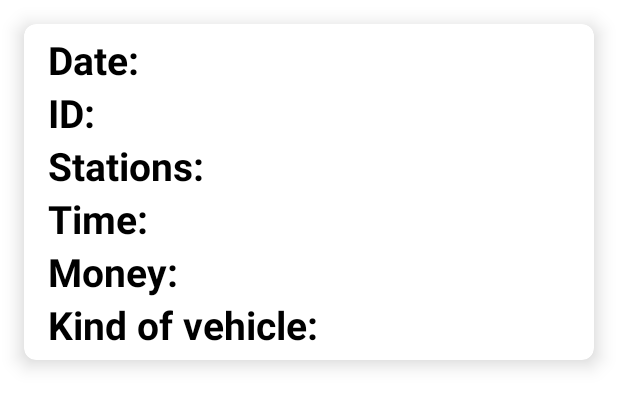
After one commit to AlbertoHdezLado/TransportSystem, an Android app: the layout journey_card.xml on its own in the app's theme, with its tools: preview values and no code run, on a phone screen of 412 x 824 dp. The commit adds this screen. Shown: the top 408 px of the screen. Run offline under Robolectric (Android 15) with nearby library versions, the phone set to English and light mode, and no system bars.

Commit message:
Journeys RecyclerView

```diff
--- /dev/null
+++ b/app/src/main/java/com/example/android/transportsystem/Journey.kt
@@ -0,0 +1,12 @@
+package com.example.android.transportsystem
+
+data class Journey(
+    var id: String ?= null,
+    var userID: String ?= null,
+    var date: String ?= null,
+    var kind: String ?= null,
+    var initialStation: String ?= null,
+    var finalStation: String ?= null,
+    var money: Long ?= null,
+    var time: Long ?= null) {
+}
--- /dev/null
+++ b/app/src/main/java/com/example/android/transportsystem/JourneyAdapter.kt
@@ -0,0 +1,44 @@
+package com.example.android.transportsystem
+
+import android.annotation.SuppressLint
+import android.view.LayoutInflater
+import android.view.View
+import android.view.ViewGroup
+import android.widget.TextView
+import androidx.recyclerview.widget.RecyclerView
+
+class JourneyAdapter (private val journeyList : ArrayList<Journey>) : RecyclerView.Adapter<JourneyAdapter.JourneyHolder>() {
+    override fun onCreateViewHolder(
+        parent: ViewGroup,
+        viewType: Int,
+    ): JourneyAdapter.JourneyHolder {
+        val itemView = LayoutInflater.from(parent.context).inflate(R.layout.journey_card, parent, false)
+
+        return JourneyHolder(itemView)
+    }
+
+    @SuppressLint("SetTextI18n")
+    override fun onBindViewHolder(holder: JourneyAdapter.JourneyHolder, position: Int) {
+        val journey: Journey = journeyList[position]
+        holder.date.text = journey.date
+        holder.id.text = journey.id
+        holder.stations.text = journey.initialStation + " -> " + journey.finalStation
+        holder.time.text = journey.time.toString()
+        holder.money.text = journey.money.toString()
+        holder.kind.text = journey.kind
+    }
+
+    override fun getItemCount(): Int {
+        return journeyList.size
+    }
+
+    public class JourneyHolder(itemView: View) : RecyclerView.ViewHolder(itemView) {
+        val date = itemView.findViewById<TextView>(R.id.journeycard_date)
+        val id = itemView.findViewById<TextView>(R.id.journeycard_id)
+        val stations = itemView.findViewById<TextView>(R.id.journeycard_id)
+        val time = itemView.findViewById<TextView>(R.id.journeycard_time)
+        val money = itemView.findViewById<TextView>(R.id.journeycard_money)
+        val kind = itemView.findViewById<TextView>(R.id.journeycard_kind)
+
+    }
+}
--- a/app/src/main/java/com/example/android/transportsystem/JourneyListFragment.kt
+++ b/app/src/main/java/com/example/android/transportsystem/JourneyListFragment.kt
@@ -1,12 +1,22 @@
 package com.example.android.transportsystem
 
+import android.annotation.SuppressLint
 import android.os.Bundle
+import android.util.Log
 import androidx.fragment.app.Fragment
 import android.view.LayoutInflater
 import android.view.View
 import android.view.ViewGroup
+import androidx.recyclerview.widget.LinearLayoutManager
+import androidx.recyclerview.widget.RecyclerView
+import com.google.firebase.firestore.*
 
 class JourneyListFragment : Fragment() {
+
+    private lateinit var recyclerView: RecyclerView
+    private lateinit var journeyArrayList: ArrayList<Journey>
+    private lateinit var myAdapter: JourneyAdapter
+    private lateinit var db: FirebaseFirestore
 
     override fun onCreateView(
         inflater: LayoutInflater, container: ViewGroup?,
@@ -15,9 +25,37 @@ class JourneyListFragment : Fragment() {
         // Inflate the layout for this fragment
         val v = inflater.inflate(R.layout.fragment_journey_list, container, false)
 
+        recyclerView = v.findViewById(R.id.journeyList_recyclerView)
+        recyclerView.layoutManager = LinearLayoutManager(activity)
+        recyclerView.setHasFixedSize(true)
 
+        journeyArrayList = arrayListOf()
+
+        myAdapter = JourneyAdapter(journeyArrayList)
+
+        recyclerView.adapter = myAdapter
+
+        EventChangeListener()
 
         return v
     }
 
+    private fun EventChangeListener() {
+        db = FirebaseFirestore.getInstance()
+        db.collection("journeys").addSnapshotListener(object : EventListener<QuerySnapshot> {
+            @SuppressLint("NotifyDataSetChanged")
+            override fun onEvent(value: QuerySnapshot?, error: FirebaseFirestoreException?) {
+                if (error != null) {
+                    Log.e("Firestore Error", error.message.toString())
+                    return
+                }
+                for (dc: DocumentChange in value?.documentChanges!!) {
+                    if (dc.type == DocumentChange.Type.ADDED) {
+                        journeyArrayList.add(dc.document.toObject(Journey::class.java))
+                    }
+                }
+                myAdapter.notifyDataSetChanged()
+            }
+        })
+    }
 }
--- a/app/src/main/java/com/example/android/transportsystem/TransactionAdapter.kt
+++ b/app/src/main/java/com/example/android/transportsystem/TransactionAdapter.kt
@@ -5,7 +5,6 @@ import android.view.View
 import android.view.ViewGroup
 import android.widget.TextView
 import androidx.recyclerview.widget.RecyclerView
-import com.example.android.shelted.Classes.User
 
 class TransactionAdapter (private val transactionList : ArrayList<Transaction>) : RecyclerView.Adapter<TransactionAdapter.TransactionHolder>() {
     override fun onCreateViewHolder(
--- a/app/src/main/res/layout/fragment_journey_list.xml
+++ b/app/src/main/res/layout/fragment_journey_list.xml
@@ -27,9 +27,10 @@
         app:layout_constraintBottom_toBottomOf="parent"
         app:layout_constraintEnd_toEndOf="parent"
         app:layout_constraintStart_toStartOf="parent"
-        app:layout_constraintTop_toBottomOf="@+id/jourList_recentJourneys" >
+        app:layout_constraintTop_toBottomOf="@+id/jourList_recentJourneys">
 
         <androidx.recyclerview.widget.RecyclerView
+            android:id="@+id/journeyList_recyclerView"
             android:layout_width="match_parent"
             android:layout_height="match_parent" />
     </LinearLayout>
--- /dev/null
+++ b/app/src/main/res/layout/journey_card.xml
@@ -0,0 +1,159 @@
+<?xml version="1.0" encoding="utf-8"?>
+<androidx.cardview.widget.CardView xmlns:android="http://schemas.android.com/apk/res/android"
+    xmlns:app="http://schemas.android.com/apk/res-auto"
+    android:layout_width="match_parent"
+    android:layout_height="wrap_content"
+    android:layout_margin="16dp"
+    app:cardCornerRadius="8dp"
+    app:cardElevation="8dp">
+
+    <LinearLayout
+        android:layout_width="wrap_content"
+        android:layout_height="wrap_content"
+        android:layout_marginVertical="6dp"
+        android:layout_marginStart="16dp"
+        android:orientation="vertical">
+
+        <LinearLayout
+            android:layout_width="wrap_content"
+            android:layout_height="wrap_content"
+            android:layout_gravity="center_vertical"
+            android:orientation="horizontal">
+
+            <TextView
+                android:layout_width="wrap_content"
+                android:layout_height="wrap_content"
+                android:text="Date:"
+                android:textColor="@color/black"
+                android:textSize="26sp"
+                android:textStyle="bold" />
+
+            <TextView
+                android:id="@+id/journeycard_date"
+                android:layout_width="wrap_content"
+                android:layout_height="wrap_content"
+                android:layout_marginStart="8dp"
+                android:textColor="@color/black"
+                android:textSize="20sp" />
+        </LinearLayout>
+
+        <LinearLayout
+            android:layout_width="wrap_content"
+            android:layout_height="wrap_content"
+            android:layout_gravity="center_vertical"
+            android:orientation="horizontal">
+
+            <TextView
+                android:layout_width="wrap_content"
+                android:layout_height="wrap_content"
+                android:text="ID:"
+                android:textColor="@color/black"
+                android:textSize="26sp"
+                android:textStyle="bold" />
+
+            <TextView
+                android:id="@+id/journeycard_id"
+                android:layout_width="wrap_content"
+                android:layout_height="wrap_content"
+                android:layout_marginStart="8dp"
+                android:textColor="@color/black"
+                android:textSize="20sp" />
+        </LinearLayout>
+
+        <LinearLayout
+            android:layout_width="wrap_content"
+            android:layout_height="wrap_content"
+            android:layout_gravity="center_vertical"
+            android:orientation="horizontal">
+
+            <TextView
+                android:layout_width="wrap_content"
+                android:layout_height="wrap_content"
+                android:text="Stations:"
+                android:textColor="@color/black"
+                android:textSize="26sp"
+                android:textStyle="bold" />
+
+            <TextView
+                android:id="@+id/journeycard_stations"
+                android:layout_width="wrap_content"
+                android:layout_height="wrap_content"
+                android:layout_marginStart="8dp"
+                android:textColor="@color/black"
+                android:textSize="20sp" />
+        </LinearLayout>
+
+        <LinearLayout
+            android:layout_width="wrap_content"
+            android:layout_height="wrap_content"
+            android:layout_gravity="center_vertical"
+            android:orientation="horizontal">
+
+            <TextView
+                android:layout_width="wrap_content"
+                android:layout_height="wrap_content"
+                android:text="Time:"
+                android:textColor="@color/black"
+                android:textSize="26sp"
+                android:textStyle="bold" />
+
+            <TextView
+                android:id="@+id/journeycard_time"
+                android:layout_width="wrap_content"
+                android:layout_height="wrap_content"
+                android:layout_marginStart="8dp"
+                android:textColor="@color/black"
+                android:textSize="20sp" />
+        </LinearLayout>
+
+        <LinearLayout
+            android:layout_width="wrap_content"
+            android:layout_height="wrap_content"
+            android:layout_gravity="center_vertical"
+            android:orientation="horizontal">
+
+            <TextView
+                android:layout_width="wrap_content"
+                android:layout_height="wrap_content"
+                android:text="Money:"
+                android:textColor="@color/black"
+                android:textSize="26sp"
+                android:textStyle="bold" />
+
+            <TextView
+                android:id="@+id/journeycard_money"
+                android:layout_width="wrap_content"
+                android:layout_height="wrap_content"
+                android:layout_marginStart="8dp"
+                android:textColor="@color/black"
+                android:textSize="20sp" />
+        </LinearLayout>
+
+
+
+        <LinearLayout
+            android:layout_width="wrap_content"
+            android:layout_height="wrap_content"
+            android:layout_gravity="center_vertical"
+            android:orientation="horizontal">
+
+            <TextView
+                android:layout_width="wrap_content"
+                android:layout_height="wrap_content"
+                android:text="Kind of vehicle:"
+                android:textColor="@color/black"
+                android:textSize="26sp"
+                android:textStyle="bold" />
+
+            <TextView
+                android:id="@+id/journeycard_kind"
+                android:layout_width="wrap_content"
+                android:layout_height="wrap_content"
+                android:layout_marginStart="8dp"
+                android:textColor="@color/black"
+                android:textSize="20sp" />
+        </LinearLayout>
+
+    </LinearLayout>
+
+</androidx.cardview.widget.CardView>
```
